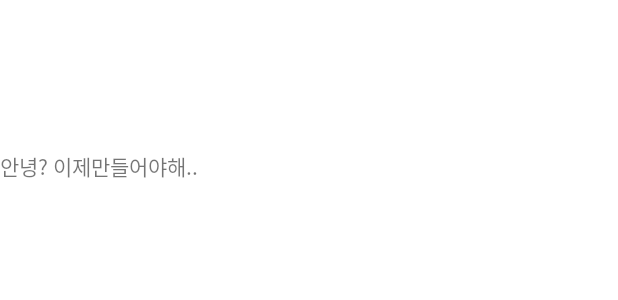
After one commit to chaesoobum/anyang_setup, an Android app: the layout diagnosis_activity.xml on its own in the app's theme, with its tools: preview values and no code run, on a phone screen of 412 x 824 dp. The commit adds this screen. Shown: the top 300 px of the screen. Run offline under Robolectric (Android 15) with nearby library versions, the phone set to English and light mode, and no system bars.

Commit message:
04/23 최종

```diff
--- a/app/src/main/AndroidManifest.xml
+++ b/app/src/main/AndroidManifest.xml
@@ -24,6 +24,10 @@
         <activity
             android:name="com.example.anyang_setup.MainActivity"
             android:exported="false" />
+        <activity
+            android:name="com.example.anyang_setup.DiagnosisActivity"
+            android:exported="false" />
+
 
     </application>
 
--- /dev/null
+++ b/app/src/main/res/layout/diagnosis_activity.xml
@@ -0,0 +1,14 @@
+<?xml version="1.0" encoding="utf-8"?>
+<RelativeLayout xmlns:android="http://schemas.android.com/apk/res/android"
+    xmlns:app="http://schemas.android.com/apk/res-auto"
+    android:layout_width="match_parent"
+    android:layout_height="match_parent">
+
+    <TextView
+        android:layout_width="wrap_content"
+        android:layout_height="wrap_content"
+        android:text="안녕? 이제만들어야해.."
+        android:layout_marginTop="100dp"/>
+
+
+</RelativeLayout>
```
Also changed, not shown: app/src/main/java/com/example/anyang_setup/DiagnosisActivity.java (added, +19 -0 lines), app/src/main/java/com/example/anyang_setup/HomeFragment.java (+16 -5 lines).
